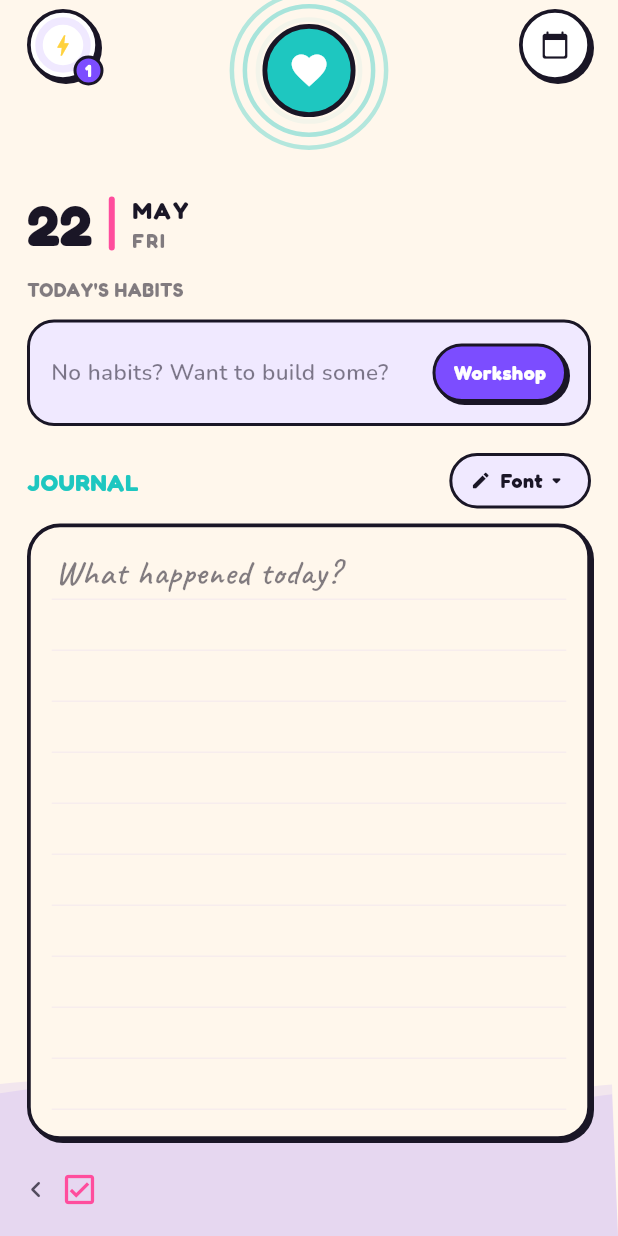
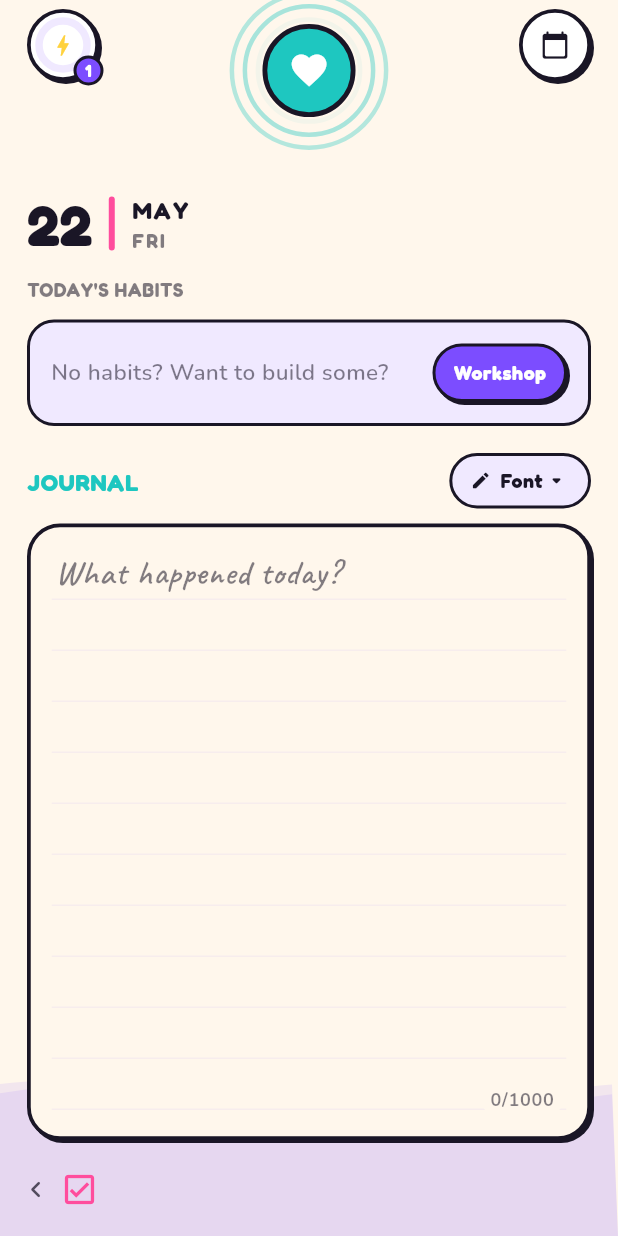
Before and after one commit to aristocrat71/OptiLife, a Flutter app: the screen it shows after launch, swiped to page 4, on a phone screen of 412 x 824 dp. Run offline on Flutter 3.47's test engine with Material 3 defaults, Android fonts, the phone set to English and light mode, and no system bars; our stand-ins replace drift, flutter_riverpod; accounts and stored records are empty; generated files the repository leaves out were written again.

Commit message:
feat: Add character limitations to each input box

```diff
--- /dev/null
+++ b/lib/core/limits.dart
@@ -0,0 +1,13 @@
+/// Input character caps for the CRUD editors + journal. Titles are also bounded
+/// by the Drift `withLength` constraints in `data/tables.dart` (200/200/300), so
+/// these tighter UI caps stay safely under the DB limits; descriptions/notes and
+/// the journal body have no DB limit, so these are purely UI guards.
+abstract final class TextLimits {
+  static const taskTitle = 100;
+  static const taskNotes = 200;
+  static const habitTitle = 20;
+  static const habitDescription = 100;
+  static const questTitle = 80;
+  static const questDescription = 200;
+  static const journalBody = 1000;
+}
--- a/lib/screens/app_shell.dart
+++ b/lib/screens/app_shell.dart
@@ -273,7 +273,7 @@ class _NavTarget {
 }
 
 const _navTargets = [
-  _NavTarget(Icons.park_outlined, Color(0xFF7AC974)),
+  _NavTarget(Icons.park_outlined, AppColors.biomeGreen),
   _NavTarget(Icons.flag_outlined, AppColors.popPurple),
   _NavTarget(Icons.check_box_outlined, AppColors.popPink),
   _NavTarget(Icons.menu_book_outlined, AppColors.popTeal),
--- a/lib/screens/journal_page.dart
+++ b/lib/screens/journal_page.dart
@@ -2,12 +2,15 @@ import 'dart:async';
 import 'dart:math' as math;
 
 import 'package:flutter/material.dart';
+import 'package:flutter/services.dart';
 import 'package:flutter_riverpod/flutter_riverpod.dart';
 
+import '../core/limits.dart';
 import '../data/database.dart';
 import '../data/game_repository.dart';
 import '../state/app_providers.dart';
 import '../theme/theme.dart';
+import '../widgets/char_counter.dart';
 import '../widgets/day_pager.dart';
 import '../widgets/journal_style_sheet.dart';
 import '../widgets/level_up_overlay.dart';
@@ -392,7 +395,7 @@ class _HabitChip extends ConsumerWidget {
               _toggleDot(actionIcon),
             ],
           ),
-          const SizedBox(height: 8),
+          const SizedBox(height: 4),
           Flexible(
             child: Text(
               habit.title,
@@ -548,23 +551,45 @@ class _JournalEditorState extends State<_JournalEditor> {
 
   @override
   Widget build(BuildContext context) {
-    return TextField(
+    return Stack(
+      children: [
+        TextField(
           controller: _controller,
           onChanged: _onChanged,
           maxLines: null,
           expands: true,
+          inputFormatters: [
+            LengthLimitingTextInputFormatter(TextLimits.journalBody),
+          ],
           textAlign: widget.textAlign,
           keyboardType: TextInputType.multiline,
           textCapitalization: TextCapitalization.sentences,
           cursorColor: AppColors.popPurple,
           style: AppType.journal(widget.font),
           decoration: InputDecoration(
+            // Leave room so the last line never hides under the counter.
+            contentPadding: const EdgeInsets.only(bottom: 22),
             isCollapsed: true,
             border: InputBorder.none,
             hintText: 'What happened today?',
             hintStyle: AppType.journal(widget.font)
                 .copyWith(color: AppColors.textMuted),
           ),
+        ),
+        Positioned(
+          right: 0,
+          bottom: 0,
+          child: Container(
+            padding: const EdgeInsets.symmetric(horizontal: 6, vertical: 2),
+            decoration: BoxDecoration(
+              color: AppColors.cream,
+              borderRadius: AppRadii.r(AppRadii.pill),
+            ),
+            child:
+                CharCounter(controller: _controller, max: TextLimits.journalBody),
+          ),
+        ),
+      ],
     );
   }
 }
--- a/lib/theme/app_colors.dart
+++ b/lib/theme/app_colors.dart
@@ -17,6 +17,9 @@ abstract final class AppColors {
   static const popTeal = Color(0xFF1EC7C0);
   static const popCoral = Color(0xFFFF6B5E);
   static const mutedInk = Color(0xFF9B8FB0);
+
+  /// Biome's leafy light green (the Bio nav/petal colour).
+  static const biomeGreen = Color(0xFF7AC974);
 
   // ── semantic ──
   static const background = cream;
--- /dev/null
+++ b/lib/widgets/char_counter.dart
@@ -0,0 +1,29 @@
+import 'package:flutter/material.dart';
+
+import '../theme/theme.dart';
+
+/// Live `current/max` character counter that tracks a [TextEditingController].
+/// Counts by grapheme clusters to match [LengthLimitingTextInputFormatter], and
+/// turns coral once the cap is reached.
+class CharCounter extends StatelessWidget {
+  const CharCounter({super.key, required this.controller, required this.max});
+
+  final TextEditingController controller;
+  final int max;
+
+  @override
+  Widget build(BuildContext context) {
+    return ValueListenableBuilder<TextEditingValue>(
+      valueListenable: controller,
+      builder: (_, value, _) {
+        final n = value.text.characters.length;
+        return Text(
+          '$n/$max',
+          style: AppType.caption.copyWith(
+            color: n >= max ? AppColors.negative : AppColors.textMuted,
+          ),
+        );
+      },
+    );
+  }
+}
--- a/lib/widgets/radial_menu.dart
+++ b/lib/widgets/radial_menu.dart
@@ -56,7 +56,7 @@ class _RadialMenu extends StatelessWidget {
     const petalSize = 56.0;
 
     const petals = [
-      _Petal('Bio', Icons.park_rounded, Color(0xFF7AC974), 0, 150),
+      _Petal('Bio', Icons.park_rounded, AppColors.biomeGreen, 0, 150),
       _Petal('SQ', Icons.flag_rounded, AppColors.popPurple, 1, 126),
       _Petal('Task', Icons.check_box_rounded, AppColors.popPink, 2, 102),
       _Petal('HJ', Icons.menu_book_rounded, AppColors.popTeal, 3, 78),
```
Also changed, not shown: lib/screens/tasks_page.dart (+41 -3 lines), lib/screens/workshop_page.dart (+82 -9 lines). Lines whose indentation alone changed are shown as unchanged.
